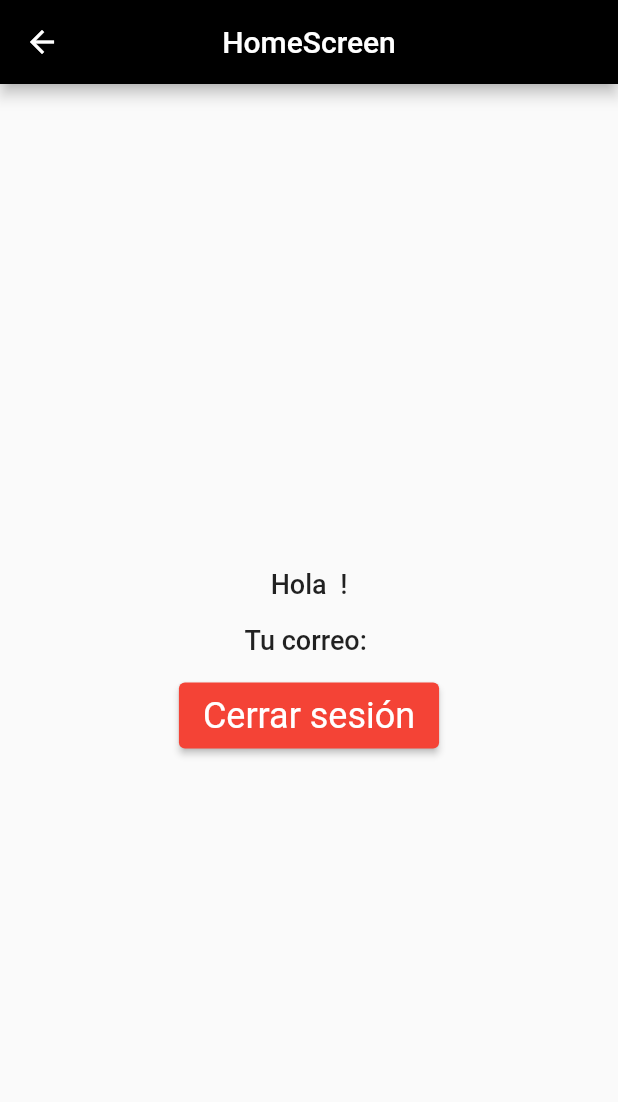
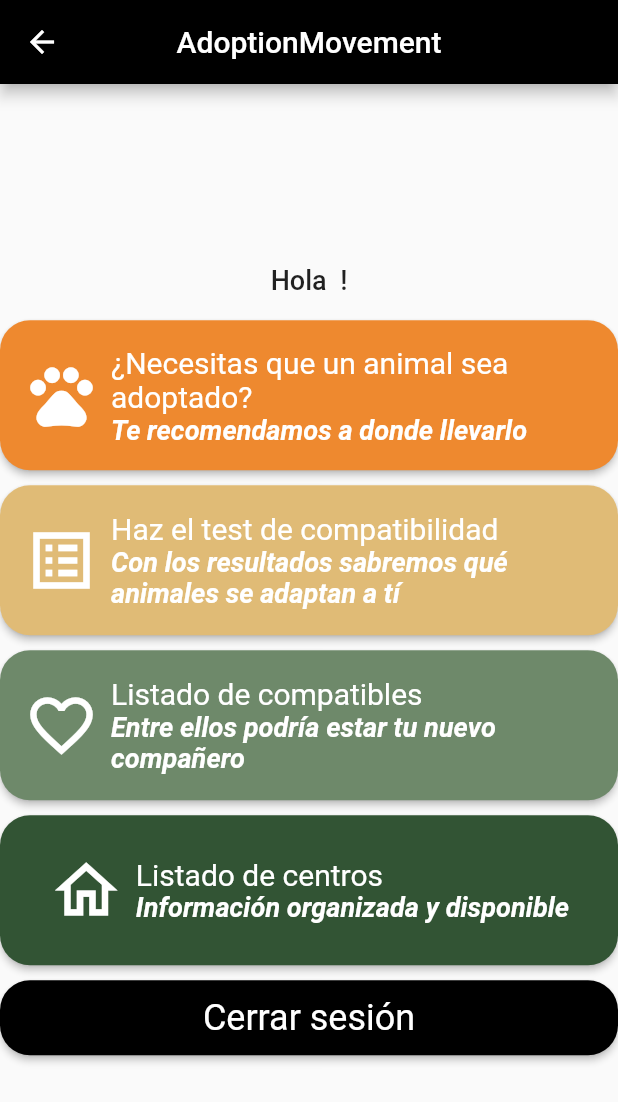
Before and after one commit to lucianunezalonso/tfg-22029926, a Flutter app: the screen it shows after launch, after a tap on "Iniciar sesión", on a phone screen of 412 x 824 dp. Shown: the top 1102 px of the screen. Run offline on Flutter 3.47's test engine with Material 2 defaults, Android fonts, the phone set to English and light mode, and no system bars; our stand-ins replace firebase_auth, firebase_core; accounts and stored records are empty.

Commit message:
Primera version home

```diff
--- a/app_tfg/lib/screens/home_screen.dart
+++ b/app_tfg/lib/screens/home_screen.dart
@@ -26,7 +26,7 @@ class _HomeScreenState extends State<HomeScreen> {
     return Scaffold(
       appBar: AppBar(
         backgroundColor: Colors.black,
-        title: Text('HomeScreen'),
+        title: Text('AdoptionMovement'),
         centerTitle: true,
       ),
 
@@ -67,11 +67,105 @@ class _HomeScreenState extends State<HomeScreen> {
                 style: Theme.of(context).textTheme.bodyText1,
               ),
               SizedBox(height: 16.0),
-              Text(
-                'Tu correo: ${_currentUser.email}',
-                style: Theme.of(context).textTheme.bodyText1,
+              ElevatedButton.icon(
+                onPressed: () {},
+                icon: Icon(Icons.pets_outlined, size: 50),
+                label: RichText(
+                  text: TextSpan(
+                    style: TextStyle(fontSize: 20),
+                    children: [
+                      TextSpan(text: '¿Necesitas que un animal sea adoptado? \n'),
+                      TextSpan(text: 'Te recomendamos a donde llevarlo', style: TextStyle(fontStyle: FontStyle.italic, fontWeight: FontWeight.bold, fontSize: 18)),
+                    ],
+                  ),
+                ),
+                style: ElevatedButton.styleFrom(
+                  primary:  Color(0xFFEE892F),
+                  minimumSize: Size(double.infinity, 100),
+                  shape: RoundedRectangleBorder(
+                    borderRadius: BorderRadius.circular(20),
+                  ),
+                ),
               ),
-              SizedBox(height: 16.0),
+
+              SizedBox(height: 10.0),
+
+
+              ElevatedButton.icon(
+                onPressed: () {},
+                icon: Icon(Icons.list_alt_sharp, size:50),
+                label: RichText(
+                  text: TextSpan(
+                    style: TextStyle(fontSize: 20),
+                    children: [
+                      TextSpan(text: 'Haz el test de compatibilidad\n'),
+                      TextSpan(text: 'Con los resultados sabremos qué animales se adaptan a tí', style: TextStyle(fontStyle: FontStyle.italic, fontWeight: FontWeight.bold, fontSize: 18)),
+                    ],
+                  ),
+                ),
+                style: ElevatedButton.styleFrom(
+                  primary:  Color(0xFFE0BB76),
+                  minimumSize: Size(double.infinity, 100),
+                  shape: RoundedRectangleBorder(
+                    borderRadius: BorderRadius.circular(20),
+                  ),
+                ),
+              ),
+
+
+              SizedBox(height: 10.0),
+
+
+              ElevatedButton.icon(
+                onPressed: () {},
+                icon: Icon(Icons.favorite_outline, size:50),
+                label: RichText(
+                  text: TextSpan(
+                    style: TextStyle(fontSize: 20),
+                    children: [
+                      TextSpan(text: 'Listado de compatibles\n'),
+                      TextSpan(text: 'Entre ellos podría estar tu nuevo compañero', style: TextStyle(fontStyle: FontStyle.italic, fontWeight: FontWeight.bold, fontSize: 18)),
+                    ],
+                  ),
+                ),
+
+                style: ElevatedButton.styleFrom(
+                  primary:  Color(0xFF6E896A),
+                  minimumSize: Size(double.infinity, 100),
+                  shape: RoundedRectangleBorder(
+                    borderRadius: BorderRadius.circular(20),
+                  ),
+                ),
+              ),
+
+              SizedBox(height: 10.0),
+
+              ElevatedButton.icon(
+                onPressed: () {},
+                icon: Icon(Icons.home_outlined, size: 50),
+                label: RichText(
+                  text: TextSpan(
+                    style: TextStyle(fontSize: 20),
+                    children: [
+                      TextSpan(text: 'Listado de centros\n'),
+                      TextSpan(text: 'Información organizada y disponible', style: TextStyle(fontStyle: FontStyle.italic, fontWeight: FontWeight.bold, fontSize: 18)),
+                    ],
+                  ),
+                ),
+
+                style: ElevatedButton.styleFrom(
+                  primary: Color(0xFF325434),
+                  minimumSize: Size(double.infinity, 100),
+                  shape: RoundedRectangleBorder(
+                    borderRadius: BorderRadius.circular(20),
+                  ),
+                ),
+
+              ),
+
+              SizedBox(height: 10.0),
+
+
               ElevatedButton(
                 onPressed: () async {
                   await FirebaseAuth.instance.signOut();
@@ -83,10 +177,16 @@ class _HomeScreenState extends State<HomeScreen> {
                   );
                 },
                 child: const Text('Cerrar sesión'),
-                style: ButtonStyle(
-                  backgroundColor: MaterialStateProperty.all(Colors.red),
+                style:
+                  ElevatedButton.styleFrom(
+                    primary: Colors.black,
+                    minimumSize: Size(double.infinity, 50),
+                    shape: RoundedRectangleBorder(
+                      borderRadius: BorderRadius.circular(20),
+                    ),
+                  ),
                 ),
-              ),
+
             ],
           ),
         ),
```
